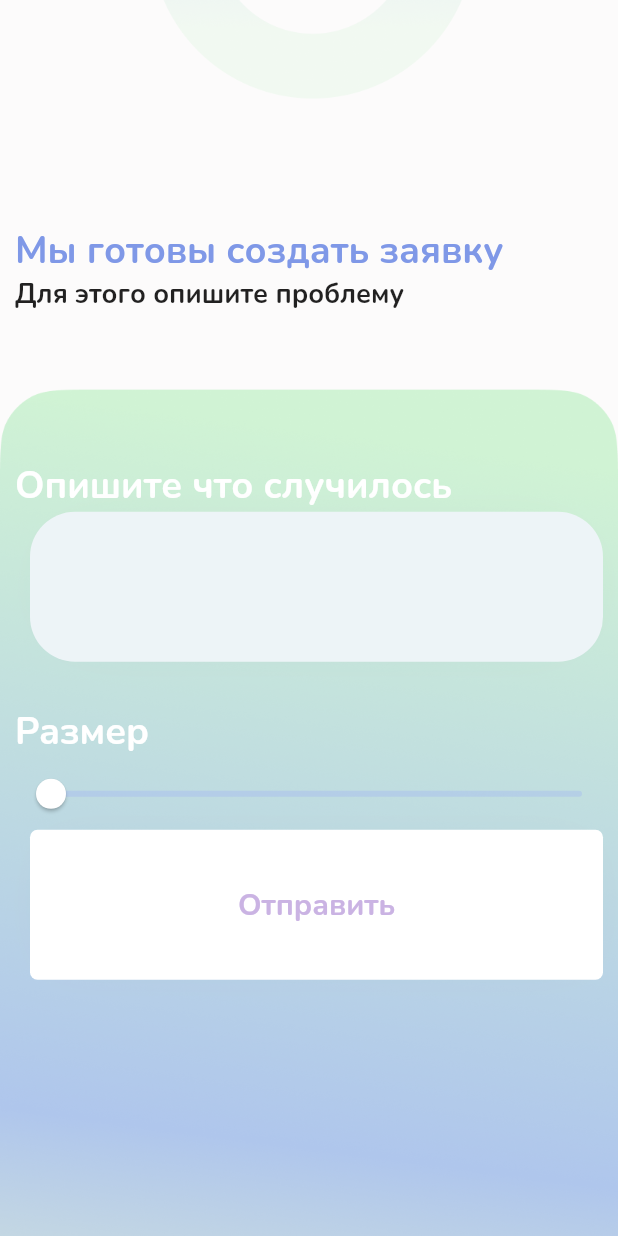
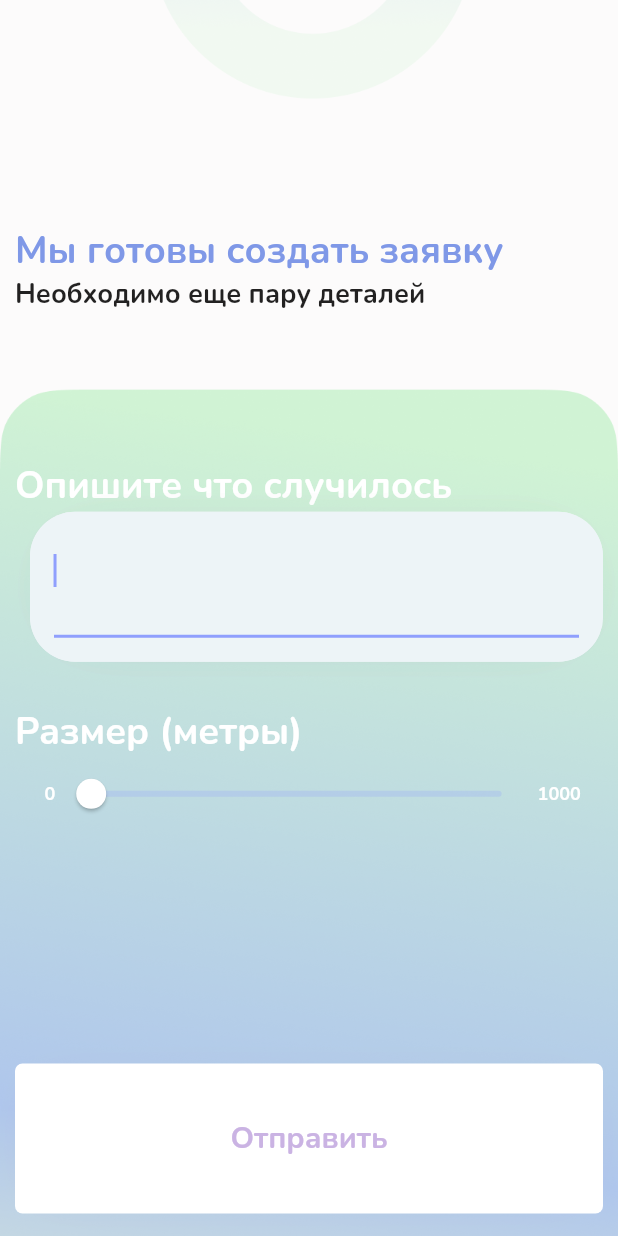
Before and after one commit to kasougi/amc-hack-eco, a Flutter app: the TicketPage screen opened by its route, on a phone screen of 412 x 824 dp. Run offline on Flutter 3.47's test engine with Material 2 defaults, Android fonts, the phone set to English and light mode, and no system bars; our stand-ins replace camera, flutter_svg, persistent_bottom_nav_bar; missing offline and left inert: flutter_statusbarcolor.

Commit message:
Edited TicketPage

```diff
--- a/front/lib/Pages/CameraPage.dart
+++ b/front/lib/Pages/CameraPage.dart
@@ -46,12 +46,11 @@ class _CameraPage extends State<CameraPage> with SingleTickerProviderStateMixin
         Align(
           alignment: Alignment.bottomCenter,
           child: Container(
-            margin: EdgeInsets.only(left: 10, right: 10, bottom: 15),
             height: 100,
             width: double.infinity,
             decoration: BoxDecoration(
                 color: Color(0xFFFFFFFF),
-                borderRadius: BorderRadius.circular(5),
+                borderRadius: BorderRadius.vertical(top: Radius.circular(20)),
                 boxShadow: [
                   BoxShadow(
                       spreadRadius: -18,
@@ -61,11 +60,13 @@ class _CameraPage extends State<CameraPage> with SingleTickerProviderStateMixin
                 ]
             ),
             child: TextButton(
-              onPressed: (){Navigator.pushReplacementNamed(context, "/TicketPage");},
+              onPressed: (){setState(() {
+                Navigator.pushReplacementNamed(context, "/TicketPage");
+              });},
               child: Text("Сделать фото", style: TextStyle(fontSize: 20, fontWeight: FontWeight.bold, color: Colors.black),),
             ),
           )
-        )
+        ),
       ],
     );
   }
--- a/front/lib/Pages/TicketPage.dart
+++ b/front/lib/Pages/TicketPage.dart
@@ -3,7 +3,11 @@ import 'package:amc_hack/Pages/CameraPage.dart';
 import 'package:amc_hack/Pages/LocalMemory.dart';
 import 'package:amc_hack/Pages/MainPage/HistoryScreen.dart';
 import 'package:amc_hack/Pages/MainPage/HomeScreen.dart';
+import 'package:amc_hack/Widgets/BackgroundImage.dart';
 import 'package:amc_hack/Widgets/ListElement.dart';
+import 'package:amc_hack/Widgets/TicketPage/SliderWidget.dart';
+import 'package:amc_hack/Widgets/TicketPage/StyledTextField.dart';
+import 'package:amc_hack/Widgets/TitleSubtitle.dart';
 import 'package:flutter/cupertino.dart';
 import 'package:flutter/material.dart';
 import 'package:persistent_bottom_nav_bar/persistent-tab-view.dart';
@@ -13,40 +17,46 @@ class TicketPage extends StatefulWidget {
   State<StatefulWidget> createState() => _TicketPage();
 }
 
-class _TicketPage extends State<TicketPage> with SingleTickerProviderStateMixin {
+class _TicketPage extends State<TicketPage> with WidgetsBindingObserver  {
 
   double value = 0;
+  TextEditingController textCon = TextEditingController();
+  FocusScopeNode inputFocusNode = FocusScopeNode();
+
+  @override
+
+
+  void dispose() {
+    WidgetsBinding.instance.removeObserver(this);
+    inputFocusNode.dispose();
+    super.dispose();
+  }
 
   Widget build(BuildContext context) {
 
     return Scaffold(
-      body: Stack(
+      resizeToAvoidBottomInset: false,
+      body: Listener(
+        onPointerDown: (_) {
+          FocusScopeNode currentFocus = FocusScope.of(context);
+          if (!currentFocus.hasPrimaryFocus &&
+              currentFocus.focusedChild != null) {
+            currentFocus.focusedChild.unfocus();
+          }
+        },
+        child: BackgroundImage(
+          image: Image.asset("assets/t_background.png", fit: BoxFit.fitWidth,),
+          child: Stack(
             children: [
-          Align(
-            alignment: Alignment.center,
-            child: Center(
-              child: Container(
-                width: double.infinity,
-                child: Image.asset("assets/t_background.png", fit: BoxFit.fitWidth,),
-              ),
-            ),
-          ),
               Column(
                 crossAxisAlignment: CrossAxisAlignment.start,
                 children: [
                   Expanded(
                       flex: 3,
-                child: Container(
-                    alignment: Alignment.topLeft,
+                      child: Padding(
                         padding: EdgeInsets.only(top: 150, left: 10),
-                    child: Column(
-                      crossAxisAlignment: CrossAxisAlignment.start,
-                      children: [
-                        Text("Мы готовы создать заявку", style: TextStyle(fontSize: 25, fontWeight: FontWeight.bold, color: Color(0xFF7F98E7)),),
-                        Text("Для этого опишите проблему", style: TextStyle(fontSize: 18, fontWeight: FontWeight.bold),)
-                      ],
+                        child: TitleSubtitle(title: "Мы готовы создать заявку", subtitle: "Необходимо еще пару деталей"),
                       )
-                ),
                   ),
                   Expanded(
                     flex: 7,
@@ -72,22 +82,20 @@ class _TicketPage extends State<TicketPage> with SingleTickerProviderStateMixin
                                     )
                                   ]
                               ),
+                              child: StyledTextField(textController: textCon,),
                             ),
-                        Text("Размер", style: TextStyle(fontSize: 25, fontWeight: FontWeight.bold, color: Color(0xFFFFFFFF)),),
-                        Slider(
-                          activeColor: Colors.white,
-                          value: value,
-                          min: 0,
-                          max: 1000,
-                          onChanged: (_value) {
-                            setState(
-                                  () {
-                                    value = _value;
-                              },
-                            );
-                          },
+                            Text("Размер (метры)", style: TextStyle(fontSize: 25, fontWeight: FontWeight.bold, color: Color(0xFFFFFFFF)),),
+
+                            SliderWidget(value: value),
+                          ],
+                        )
                     ),
-                        Container(
+                  ),
+                ],
+              ),
+              Align(
+                alignment: Alignment.bottomCenter,
+                child: Container(
                   margin: EdgeInsets.only(left: 10, right: 10, bottom: 15),
                   height: 100,
                   width: double.infinity,
@@ -103,18 +111,15 @@ class _TicketPage extends State<TicketPage> with SingleTickerProviderStateMixin
                       ]
                   ),
                   child: TextButton(
-                            onPressed: (){Navigator.pushReplacementNamed(context, "/MainPage");
+                    onPressed: (){Navigator.pop(context);
                     LocalMemory.listOfActive.add(ListElement());},
                     child: Text("Отправить", style: TextStyle(fontSize: 20, fontWeight: FontWeight.bold, color: Color(0xFFCAB3E3)),),
                   ),
                 )
+              )
             ],
           )
         ),
-              ),
-            ],
-          )
-        ],
       )
     );
   }
--- a/front/lib/Res/Const.dart
+++ b/front/lib/Res/Const.dart
@@ -19,6 +19,8 @@ class Const {
   static final textTitleSubtitleTitle = TextStyle(fontSize: 25, fontWeight: FontWeight.bold, color: Color(0xFF7F98E7));
   static final textTitleSubtitleSubtitle = TextStyle(fontSize: 18, fontWeight: FontWeight.bold);
 
+  static final textSliderWidget = TextStyle(fontSize: 12, fontWeight: FontWeight.bold, color: Colors.white);
+
   static void updateStatusBar(){
     FlutterStatusbarcolor.setStatusBarColor(Colors.transparent);
     FlutterStatusbarcolor.setStatusBarWhiteForeground(true);
--- /dev/null
+++ b/front/lib/Widgets/TicketPage/SliderWidget.dart
@@ -0,0 +1,51 @@
+import 'package:amc_hack/Res/Const.dart';
+import 'package:flutter/cupertino.dart';
+import 'package:flutter/material.dart';
+
+class SliderWidget extends StatefulWidget{
+
+  double value;
+
+  SliderWidget({@required this.value});
+
+  @override
+  _SliderWidgetState createState() => _SliderWidgetState();
+}
+
+class _SliderWidgetState extends State<SliderWidget> {
+  @override
+  Widget build(BuildContext context) {
+    return Container(
+      width: double.infinity,
+      child: Row(
+        mainAxisAlignment: MainAxisAlignment.spaceEvenly,
+        children: [
+          Expanded(
+            flex: 1,
+            child: Text("0", style: Const.textSliderWidget, textAlign: TextAlign.right,),
+          ),
+          Expanded(
+            flex: 12,
+            child: Slider(
+              activeColor: Colors.white,
+              value: widget.value,
+              min: 0,
+              max: 1000,
+              onChanged: (_value) {
+                setState(
+                      () {
+                    widget.value = _value;
+                  },
+                );
+              },
+            ),
+          ),
+          Expanded(
+            flex: 2,
+            child: Text("1000", style: Const.textSliderWidget, textAlign: TextAlign.left),
+          ),
+        ],
+      ),
+    );
+  }
+}
--- /dev/null
+++ b/front/lib/Widgets/TicketPage/StyledTextField.dart
@@ -0,0 +1,40 @@
+import 'package:flutter/cupertino.dart';
+import 'package:flutter/material.dart';
+
+class StyledTextField extends StatelessWidget{
+
+  TextEditingController textController;
+  FocusNode focusNode;
+
+  StyledTextField({@required this.textController});
+
+  @override
+  Widget build(BuildContext context) {
+    return Container(
+      height: 100,
+      width: double.infinity,
+      decoration: BoxDecoration(
+          color: Color(0xFFEDF4F7),
+          borderRadius: BorderRadius.circular(30),
+          boxShadow: [
+            BoxShadow(
+                spreadRadius: -18,
+                blurRadius: 28,
+                color: Color(0x329C9C9C)
+            )
+          ]
+      ),
+      child: Padding(
+        padding: EdgeInsets.all(16),
+        child: TextField(
+          autofocus: true,
+          minLines: 18,
+          maxLines: 18,
+          controller: textController,
+
+        ),
+      ),
+    );
+  }
+
+}
```
Lines whose indentation alone changed are shown as unchanged.
